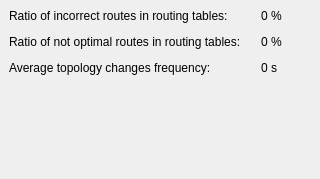
Old version of the form Computer_networks/p2p/src/forms/statistics_widget.ui in the repository rutsky/semester09.
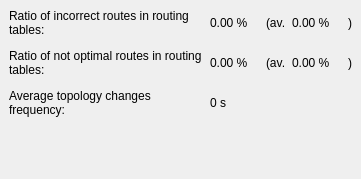
New version of the form.

Commit message: Output average statistics

Diff of the .ui file:
```diff
--- a/Computer_networks/p2p/src/forms/statistics_widget.ui
+++ b/Computer_networks/p2p/src/forms/statistics_widget.ui
@@ -6,13 +6,13 @@
    <rect>
     <x>0</x>
     <y>0</y>
-    <width>320</width>
+    <width>361</width>
     <height>179</height>
    </rect>
   </property>
   <property name="minimumSize">
    <size>
-    <width>320</width>
+    <width>350</width>
     <height>146</height>
    </size>
   </property>
@@ -25,14 +25,14 @@
   <widget class="QWidget" name="dockWidgetContents">
    <layout class="QVBoxLayout" name="verticalLayout_2">
     <item>
-     <layout class="QGridLayout" name="gridLayout" columnstretch="1,0" columnminimumwidth="0,50">
+     <layout class="QGridLayout" name="gridLayout" columnstretch="1,0,0,0,0" columnminimumwidth="0,50,0,50,0">
       <property name="verticalSpacing">
        <number>12</number>
       </property>
       <item row="0" column="1">
        <widget class="QLabel" name="incorrectRoutesRatioLabel">
         <property name="text">
-         <string>0 %</string>
+         <string>0.00 %</string>
         </property>
        </widget>
       </item>
@@ -59,7 +59,7 @@
       <item row="1" column="1">
        <widget class="QLabel" name="notoptimalRoutesRatioLabel">
         <property name="text">
-         <string>0 %</string>
+         <string>0.00 %</string>
         </property>
        </widget>
       </item>
@@ -80,6 +80,48 @@
         </property>
        </widget>
       </item>
+      <item row="0" column="3">
+       <widget class="QLabel" name="avgIncorrectRoutesRatioLabel">
+        <property name="text">
+         <string>0.00 %</string>
+        </property>
+       </widget>
+      </item>
+      <item row="1" column="3">
+       <widget class="QLabel" name="avgNotoptimalRoutesRatioLabel">
+        <property name="text">
+         <string>0.00 %</string>
+        </property>
+       </widget>
+      </item>
+      <item row="0" column="2">
+       <widget class="QLabel" name="label_4">
+        <property name="text">
+         <string>(av.</string>
+        </property>
+       </widget>
+      </item>
+      <item row="1" column="2">
+       <widget class="QLabel" name="label_5">
+        <property name="text">
+         <string>(av.</string>
+        </property>
+       </widget>
+      </item>
+      <item row="0" column="4">
+       <widget class="QLabel" name="label_6">
+        <property name="text">
+         <string>)</string>
+        </property>
+       </widget>
+      </item>
+      <item row="1" column="4">
+       <widget class="QLabel" name="label_7">
+        <property name="text">
+         <string>)</string>
+        </property>
+       </widget>
+      </item>
      </layout>
     </item>
     <item>
```
The commit also changes 2 other files.
